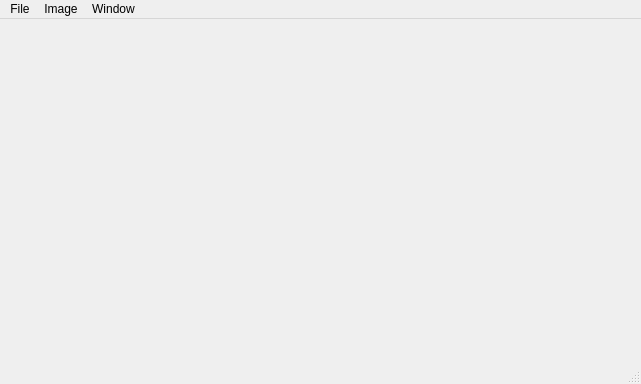
Qt form src/v4l2-test-gui/mainwindow.ui (pmliquify/v4l2-test-gui) before a commit.
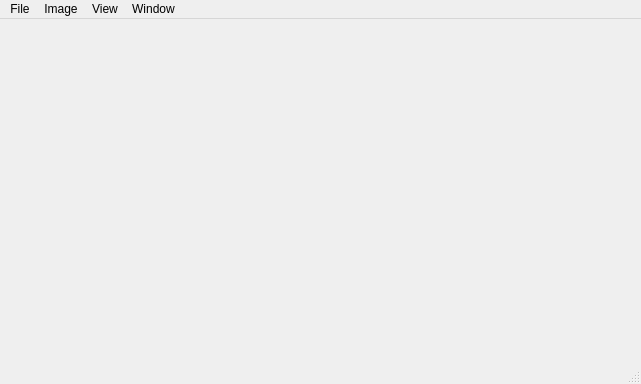
The same form after that commit. Icons and pictures are not drawn.

Commit message: Add possibility to show/hide the property browser and image history controls

```diff
--- a/src/v4l2-test-gui/mainwindow.ui
+++ b/src/v4l2-test-gui/mainwindow.ui
@@ -44,6 +44,13 @@
     <addaction name="actionSaveImage"/>
     <addaction name="actionAutoSaveImage"/>
    </widget>
+   <widget class="QMenu" name="menuView">
+    <property name="title">
+     <string>View</string>
+    </property>
+    <addaction name="actionShowPropertyBrowser"/>
+    <addaction name="actionShowImageHistory"/>
+   </widget>
    <widget class="QMenu" name="menuWindow">
     <property name="title">
      <string>Window</string>
@@ -63,6 +70,7 @@
    </widget>
    <addaction name="menuFile"/>
    <addaction name="menuImage"/>
+   <addaction name="menuView"/>
    <addaction name="menuWindow"/>
   </widget>
   <widget class="QStatusBar" name="statusbar"/>
```
Left out of the diff: 22 changed lines with no effect on the pictures. The commit also changes 2 other files.
